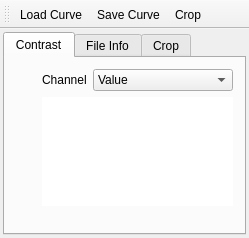
jonasstein/clip, file ui/imagetoolbox.ui: the form before one commit.
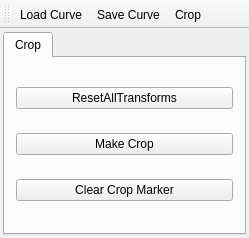
The form after the commit. The open tabs and pages were chosen to show the change. Icons and pictures are not drawn. Custom widgets are drawn as their Qt base class.

Diff of the .ui file:
```diff
--- a/ui/imagetoolbox.ui
+++ b/ui/imagetoolbox.ui
@@ -26,174 +26,33 @@
       <property name="currentIndex">
        <number>2</number>
       </property>
-      <widget class="QWidget" name="contrastTab">
-       <attribute name="title">
-        <string>Contrast</string>
-       </attribute>
-       <layout class="QGridLayout" name="gridLayout_2">
-        <item row="0" column="1">
-         <layout class="QHBoxLayout" name="horizontalLayout">
-          <item>
-           <widget class="QLabel" name="textLabel1">
-            <property name="sizePolicy">
-             <sizepolicy hsizetype="Maximum" vsizetype="Preferred">
-              <horstretch>0</horstretch>
-              <verstretch>0</verstretch>
-             </sizepolicy>
-            </property>
-            <property name="text">
-             <string>Channel</string>
-            </property>
-            <property name="wordWrap">
-             <bool>false</bool>
-            </property>
-            <property name="buddy">
-             <cstring>ColorSelector</cstring>
-            </property>
-           </widget>
-          </item>
-          <item>
-           <widget class="QComboBox" name="ColorSelector">
-            <item>
-             <property name="text">
-              <string>Value</string>
-             </property>
-            </item>
-            <item>
-             <property name="text">
-              <string>Red</string>
-             </property>
-            </item>
-            <item>
-             <property name="text">
-              <string>Green</string>
-             </property>
-            </item>
-            <item>
-             <property name="text">
-              <string>Blue</string>
-             </property>
-            </item>
-           </widget>
-          </item>
-         </layout>
-        </item>
-        <item row="1" column="1">
-         <widget class="DiagramGV" name="gv">
-          <property name="frameShape">
-           <enum>QFrame::NoFrame</enum>
-          </property>
-          <property name="verticalScrollBarPolicy">
-           <enum>Qt::ScrollBarAlwaysOff</enum>
-          </property>
-          <property name="horizontalScrollBarPolicy">
-           <enum>Qt::ScrollBarAlwaysOff</enum>
-          </property>
-          <property name="renderHints">
-           <set>QPainter::Antialiasing|QPainter::SmoothPixmapTransform|QPainter::TextAntialiasing</set>
-          </property>
-          <property name="resizeAnchor">
-           <enum>QGraphicsView::AnchorViewCenter</enum>
-          </property>
-         </widget>
-        </item>
-        <item row="2" column="1">
-         <widget class="QLabel" name="horizontalScale">
-          <property name="sizePolicy">
-           <sizepolicy hsizetype="Ignored" vsizetype="Fixed">
-            <horstretch>0</horstretch>
-            <verstretch>0</verstretch>
-           </sizepolicy>
-          </property>
-          <property name="minimumSize">
-           <size>
-            <width>0</width>
-            <height>10</height>
-           </size>
-          </property>
-          <property name="maximumSize">
-           <size>
-            <width>16777215</width>
-            <height>10</height>
-           </size>
-          </property>
-          <property name="text">
-           <string/>
-          </property>
-          <property name="scaledContents">
-           <bool>true</bool>
-          </property>
-         </widget>
-        </item>
-        <item row="1" column="0">
-         <widget class="QLabel" name="verticalScale">
-          <property name="sizePolicy">
-           <sizepolicy hsizetype="Fixed" vsizetype="Ignored">
-            <horstretch>0</horstretch>
-            <verstretch>0</verstretch>
-           </sizepolicy>
-          </property>
-          <property name="minimumSize">
-           <size>
-            <width>20</width>
-            <height>0</height>
-           </size>
-          </property>
-          <property name="maximumSize">
-           <size>
-            <width>20</width>
-            <height>16777215</height>
-           </size>
-          </property>
-          <property name="text">
-           <string/>
-          </property>
-          <property name="scaledContents">
-           <bool>true</bool>
-          </property>
-         </widget>
-        </item>
-       </layout>
-       <zorder></zorder>
-       <zorder>gv</zorder>
-       <zorder>horizontalScale</zorder>
-       <zorder>verticalScale</zorder>
-      </widget>
-      <widget class="QWidget" name="tab_2">
-       <attribute name="title">
-        <string>File Info</string>
-       </attribute>
-      </widget>
       <widget class="QWidget" name="tab">
        <attribute name="title">
         <string>Crop</string>
        </attribute>
-       <widget class="QPushButton" name="pushButton">
-        <property name="geometry">
-         <rect>
-          <x>20</x>
-          <y>20</y>
-          <width>75</width>
-          <height>23</height>
-         </rect>
-        </property>
-        <property name="text">
-         <string>Delete Crop</string>
-        </property>
-       </widget>
-       <widget class="QPushButton" name="doCrop">
-        <property name="geometry">
-         <rect>
-          <x>20</x>
-          <y>60</y>
-          <width>75</width>
-          <height>23</height>
-         </rect>
-        </property>
-        <property name="text">
-         <string>Make Crop</string>
-        </property>
-       </widget>
+       <layout class="QGridLayout" name="gridLayout_3">
+        <item row="0" column="0">
+         <widget class="QPushButton" name="pushButton">
+          <property name="text">
+           <string>ResetAllTransforms</string>
+          </property>
+         </widget>
+        </item>
+        <item row="1" column="0">
+         <widget class="QPushButton" name="doCrop">
+          <property name="text">
+           <string>Make Crop</string>
+          </property>
+         </widget>
+        </item>
+        <item row="2" column="0">
+         <widget class="QPushButton" name="pushButton_2">
+          <property name="text">
+           <string>Clear Crop Marker</string>
+          </property>
+         </widget>
+        </item>
+       </layout>
       </widget>
      </widget>
     </item>
@@ -242,13 +101,6 @@
   </action>
  </widget>
  <layoutdefault spacing="6" margin="11"/>
- <customwidgets>
-  <customwidget>
-   <class>DiagramGV</class>
-   <extends>QGraphicsView</extends>
-   <header>tools/diagramgv.h</header>
-  </customwidget>
- </customwidgets>
  <resources>
   <include location="../icons/icons.qrc"/>
  </resources>
```
Left out of the diff: 2 changed lines with no effect on the pictures.
